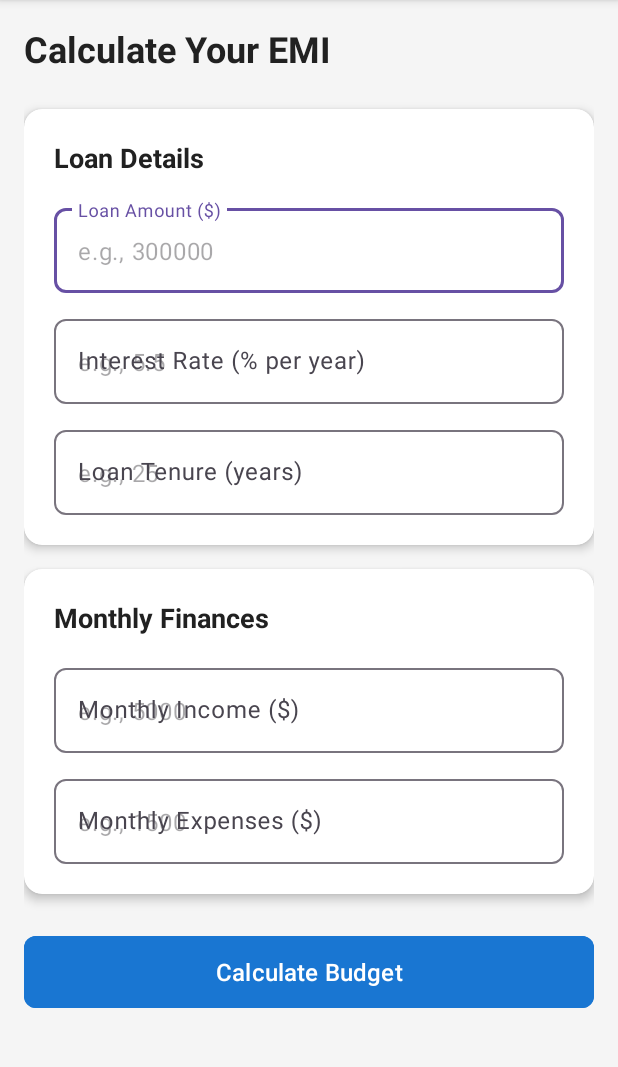
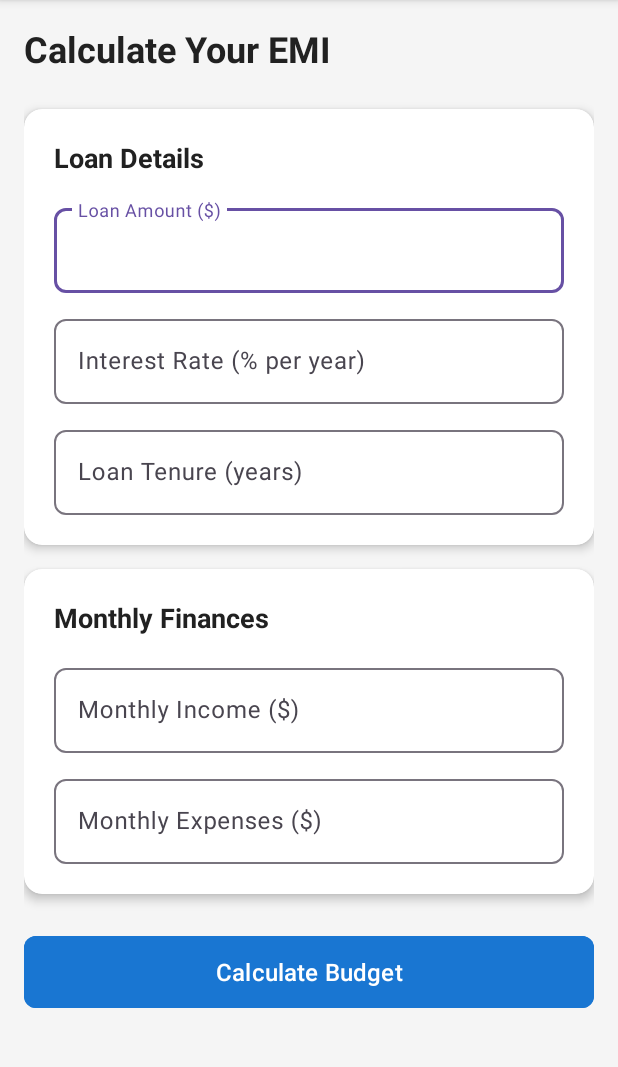
Before and after one commit to MDaiyan-Dev/EMI-Calculator---Assignment-1, an Android app: the CalculatorActivity screen opened directly, with no data from a screen before it, on a phone screen of 412 x 824 dp, the part 96-1163 px from its top. Run offline under Robolectric (Android 15) with nearby library versions, the phone set to English and light mode, and no system bars.

```diff
--- a/app/src/main/AndroidManifest.xml
+++ b/app/src/main/AndroidManifest.xml
@@ -4,9 +4,7 @@
 
     <application
         android:allowBackup="true"
-        android:icon="@mipmap/ic_launcher"
         android:label="@string/app_name"
-        android:roundIcon="@mipmap/ic_launcher_round"
         android:supportsRtl="true"
         android:theme="@style/Theme.Material3.Light"
         tools:targetApi="31">
--- a/app/src/main/res/layout/activity_calculator.xml
+++ b/app/src/main/res/layout/activity_calculator.xml
@@ -65,8 +65,7 @@
                         android:id="@+id/etLoanAmount"
                         android:layout_width="match_parent"
                         android:layout_height="wrap_content"
-                        android:inputType="numberDecimal"
-                        android:hint="@string/hint_loan_amount" />
+                        android:inputType="numberDecimal" />
 
                 </com.google.android.material.textfield.TextInputLayout>
 
@@ -86,8 +85,7 @@
                         android:id="@+id/etInterestRate"
                         android:layout_width="match_parent"
                         android:layout_height="wrap_content"
-                        android:inputType="numberDecimal"
-                        android:hint="@string/hint_interest_rate" />
+                        android:inputType="numberDecimal" />
 
                 </com.google.android.material.textfield.TextInputLayout>
 
@@ -106,8 +104,7 @@
                         android:id="@+id/etLoanTenure"
                         android:layout_width="match_parent"
                         android:layout_height="wrap_content"
-                        android:inputType="number"
-                        android:hint="@string/hint_tenure" />
+                        android:inputType="number" />
 
                 </com.google.android.material.textfield.TextInputLayout>
 
@@ -155,8 +152,7 @@
                         android:id="@+id/etMonthlyIncome"
                         android:layout_width="match_parent"
                         android:layout_height="wrap_content"
-                        android:inputType="numberDecimal"
-                        android:hint="@string/hint_income" />
+                        android:inputType="numberDecimal" />
 
                 </com.google.android.material.textfield.TextInputLayout>
 
@@ -175,8 +171,7 @@
                         android:id="@+id/etMonthlyExpenses"
                         android:layout_width="match_parent"
                         android:layout_height="wrap_content"
-                        android:inputType="numberDecimal"
-                        android:hint="@string/hint_expenses" />
+                        android:inputType="numberDecimal" />
 
                 </com.google.android.material.textfield.TextInputLayout>
 
--- a/build.gradle
+++ b/build.gradle
@@ -1,7 +1,7 @@
-// Top-level build file where we can add configuration options common to all sub-projects/modules.
+// Top-level build file where you can add configuration options common to all sub-projects/modules.
 plugins {
-    id 'com.android.application' version '8.1.0' apply false
-    id 'org.jetbrains.kotlin.android' version '1.9.0' apply false
+    id 'com.android.application' version '8.3.0' apply false
+    id 'org.jetbrains.kotlin.android' version '1.9.22' apply false
 }
 
 task clean(type: Delete) {
--- a/gradle.properties
+++ b/gradle.properties
@@ -5,4 +5,4 @@ android.enableJetifier=true
 kotlin.code.style=official
 
 # Java Home - specify your JDK path here
-org.gradle.java.home=C:\\Program Files\\Common Files\\Oracle\\Java\\javapath\\java.exe
+org.gradle.java.home= C:\\Program Files\\Java\\jdk-21
```
Also changed, not shown: gradle/wrapper/gradle-wrapper.properties, 2 other files.
